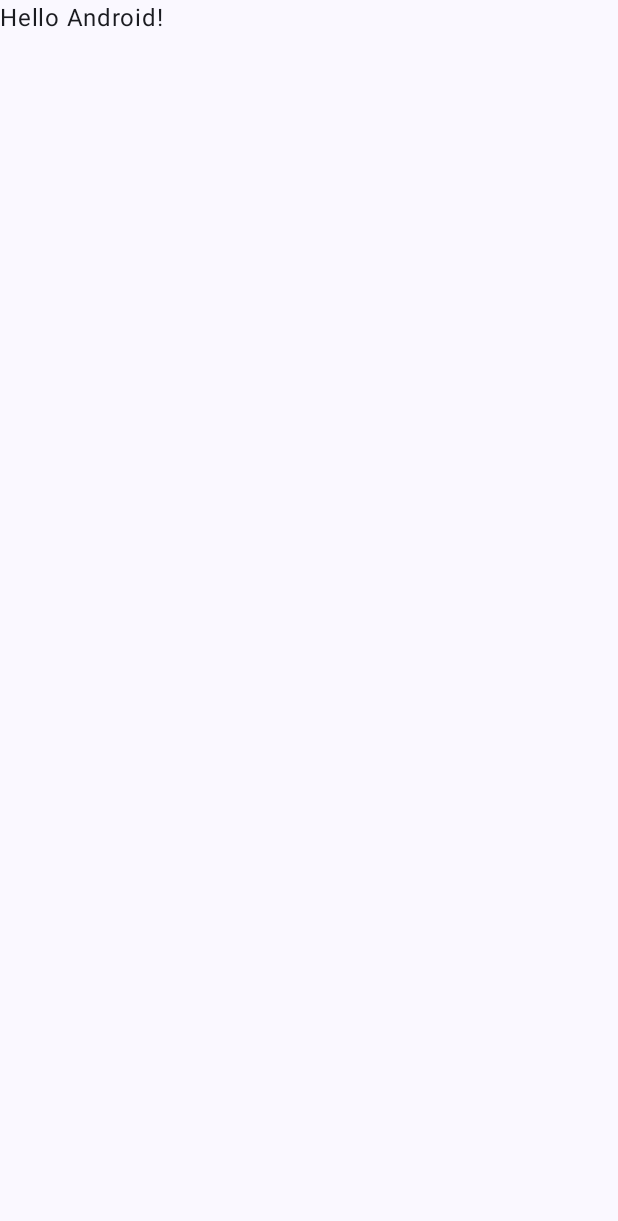
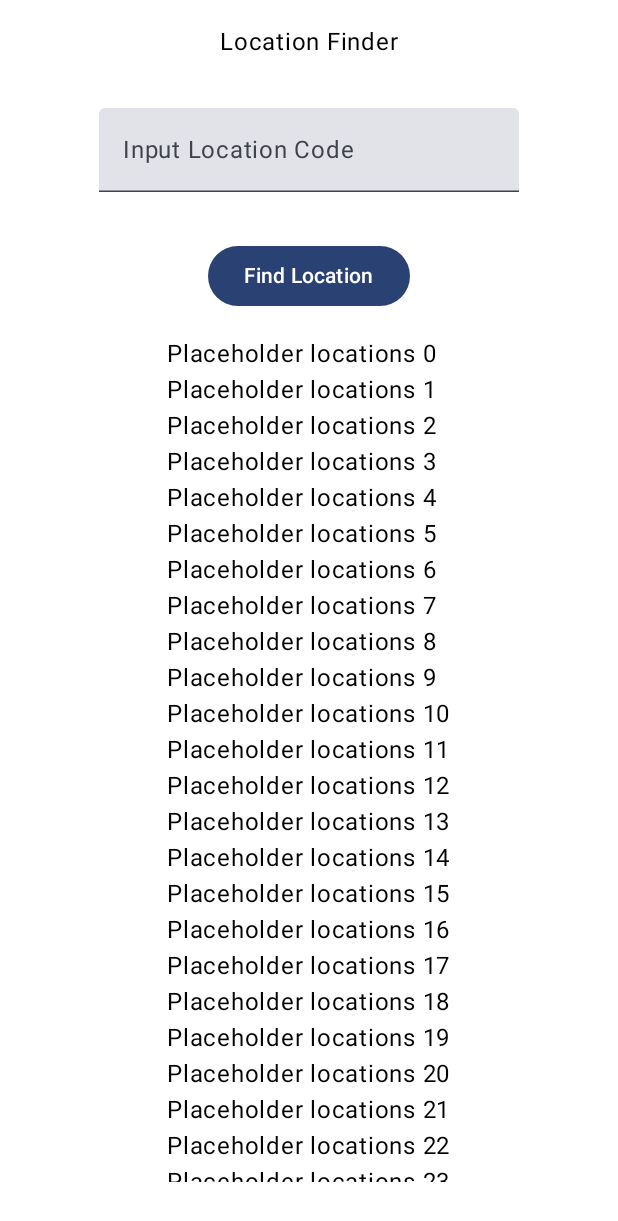
Before and after one commit to JRMBowers/ApiPractice, an Android app built with Jetpack Compose: the screen it shows after launch (MainActivity), on a phone screen of 412 x 824 dp. Before the commit the part shown is almost empty. Shown: the top 1221 px of the screen. Run offline under Robolectric (Android 15) with nearby library versions, the phone set to English and light mode, and no system bars.

Commit message:
add location screen placeholder

```diff
--- a/app/src/main/java/com/example/apipractice/MainActivity.kt
+++ b/app/src/main/java/com/example/apipractice/MainActivity.kt
@@ -12,6 +12,7 @@ import androidx.compose.runtime.Composable
 import androidx.compose.ui.Modifier
 import androidx.compose.ui.tooling.preview.Preview
 import com.example.apipractice.ui.theme.ApiPracticeTheme
+import com.example.apipractice.view.LocationFinderScreen
 
 class MainActivity : ComponentActivity() {
     override fun onCreate(savedInstanceState: Bundle?) {
@@ -19,29 +20,8 @@ class MainActivity : ComponentActivity() {
         enableEdgeToEdge()
         setContent {
             ApiPracticeTheme {
-                Scaffold(modifier = Modifier.fillMaxSize()) { innerPadding ->
-                    Greeting(
-                        name = "Android",
-                        modifier = Modifier.padding(innerPadding)
-                    )
-                }
+                LocationFinderScreen()
             }
         }
     }
 }
-
-@Composable
-fun Greeting(name: String, modifier: Modifier = Modifier) {
-    Text(
-        text = "Hello $name!",
-        modifier = modifier
-    )
-}
-
-@Preview(showBackground = true)
-@Composable
-fun GreetingPreview() {
-    ApiPracticeTheme {
-        Greeting("Android")
-    }
-}
--- /dev/null
+++ b/app/src/main/java/com/example/apipractice/view/LocationFinderScreen.kt
@@ -0,0 +1,50 @@
+package com.example.apipractice.view
+
+import androidx.compose.foundation.background
+import androidx.compose.foundation.layout.Arrangement
+import androidx.compose.foundation.layout.Column
+import androidx.compose.foundation.layout.fillMaxSize
+import androidx.compose.foundation.layout.padding
+import androidx.compose.foundation.lazy.LazyColumn
+import androidx.compose.material3.Button
+import androidx.compose.material3.Text
+import androidx.compose.material3.TextField
+import androidx.compose.runtime.Composable
+import androidx.compose.runtime.derivedStateOf
+import androidx.compose.runtime.mutableStateOf
+import androidx.compose.runtime.remember
+import androidx.compose.ui.Alignment
+import androidx.compose.ui.Modifier
+import androidx.compose.ui.graphics.Color
+import androidx.compose.ui.res.stringResource
+import androidx.compose.ui.tooling.preview.Preview
+import androidx.compose.ui.unit.dp
+import com.example.apipractice.R
+
+@Composable
+@Preview
+fun LocationFinderScreen() {
+    val textInput = remember {
+        mutableStateOf("")
+    }
+    val shouldShowPlaceholderText = remember { derivedStateOf { textInput.value.isEmpty() } }
+    val placeHolder = stringResource(id = R.string.input_location_code)
+    Column(
+        verticalArrangement = Arrangement.spacedBy(16.dp),
+        modifier = Modifier
+            .fillMaxSize()
+            .background(color = Color.White),
+        horizontalAlignment = Alignment.CenterHorizontally
+    ) {
+        Text(text = stringResource(id = R.string.location_finder), Modifier.padding(top = 16.dp))
+        TextField(modifier = Modifier.padding(top = 16.dp), value = textInput.value, onValueChange = { textInput.value = it}, placeholder = { if(shouldShowPlaceholderText.value) Text(text = placeHolder) })
+        Button(onClick = { /*TODO*/ }, modifier = Modifier.padding(top = 16.dp)) {
+            Text(text = stringResource(id = R.string.find_location))
+        }
+        LazyColumn(Modifier.padding(bottom = 36.dp)) {
+            items(1000) {
+                Text(text = "Placeholder locations $it")
+            }
+        }
+    }
+}
--- a/app/src/main/res/values/strings.xml
+++ b/app/src/main/res/values/strings.xml
@@ -1,3 +1,6 @@
 <resources>
     <string name="app_name">ApiPractice</string>
+    <string name="input_location_code">Input Location Code</string>
+    <string name="location_finder">Location Finder</string>
+    <string name="find_location">Find Location</string>
 </resources>
```
